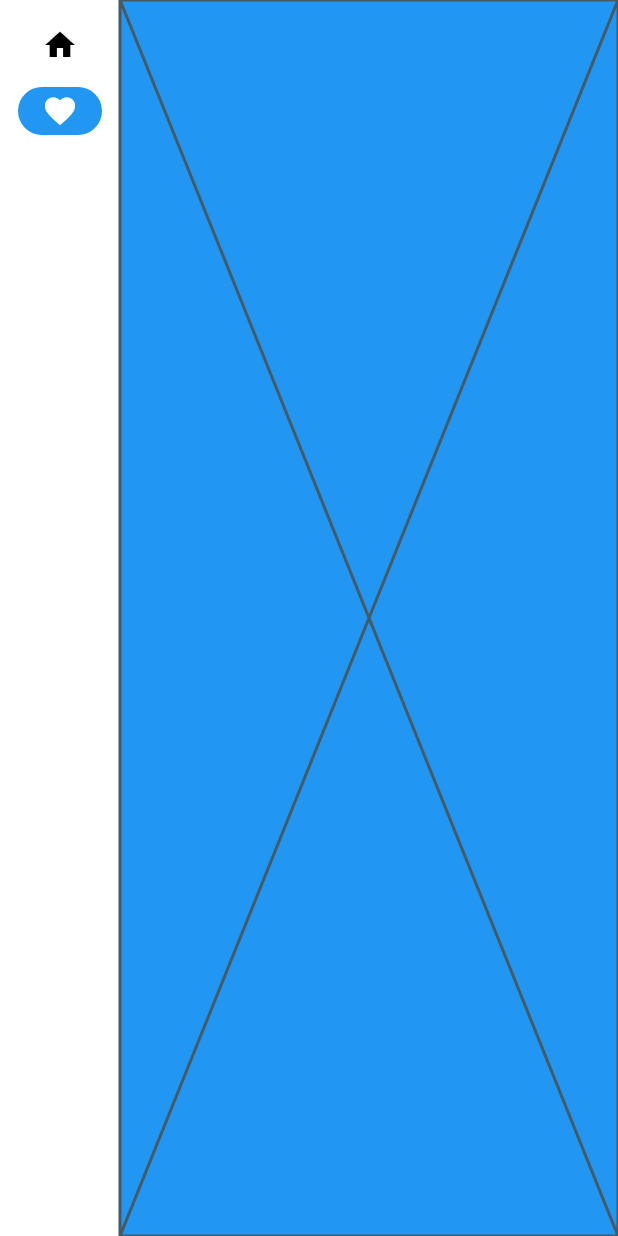
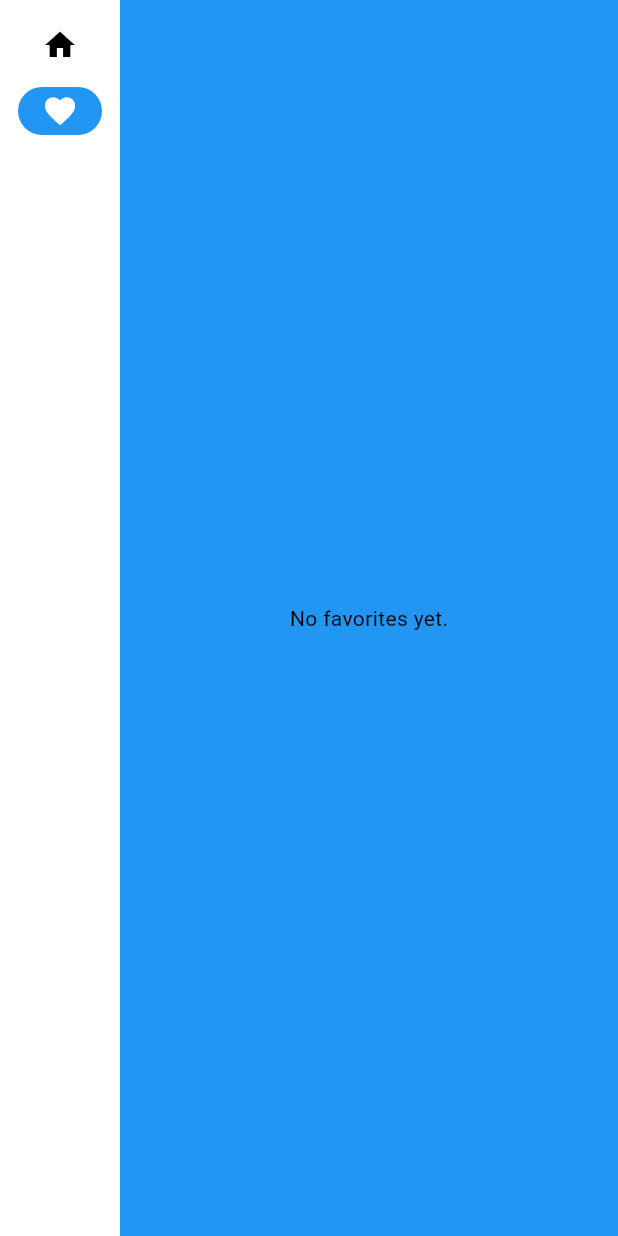
Before and after one commit to JhonatanH03/jh2_app, a Flutter app: the screen it shows after launch, after a tap on "Favorites", on a phone screen of 412 x 824 dp. Run offline on Flutter 3.47's test engine with Material 3 defaults, Android fonts, the phone set to English and light mode, and no system bars.

Commit message:
feat: add FavoritesPage to display favorite word pairs

```diff
--- a/lib/main.dart
+++ b/lib/main.dart
@@ -57,7 +57,7 @@ class _MyHomePageState extends State<MyHomePage> {
         page = GeneratorPage();
         break;
       case 1:
-        page = Placeholder();
+        page = FavoritesPage(); // Reemplazar Placeholder con FavoritesPage
         break;
       default:
         throw UnimplementedError('no widget for $selectedIndex');
@@ -164,6 +164,33 @@ class BigCard extends StatelessWidget {
   }
 }
 
+class FavoritesPage extends StatelessWidget {
+  @override
+  Widget build(BuildContext context) {
+    var appState = context.watch<MyAppState>();
+
+    if (appState.favorites.isEmpty) {
+      return Center(
+        child: Text('No favorites yet.'),
+      );
+    }
+
+    return ListView(
+      children: [
+        Padding(
+          padding: const EdgeInsets.all(20),
+          child: Text('You have ${appState.favorites.length} favorites:'),
+        ),
+        for (var pair in appState.favorites)
+          ListTile(
+            leading: Icon(Icons.favorite),
+            title: Text(pair.asPascalCase), // Cambia a asLowerCase si prefieres
+          ),
+      ],
+    );
+  }
+}
+
 class WordPair {
   final String first;
   final String second;
@@ -179,5 +206,5 @@ class WordPair {
 }
 
 extension StringCasingExtension on String {
-  String capitalize() => '${this[0].toUpperCase()}${this.substring(1)}';
+  String capitalize() => '${this[0].toUpperCase()}${substring(1)}';
 }
```
Also changed, not shown: 1 other file.
